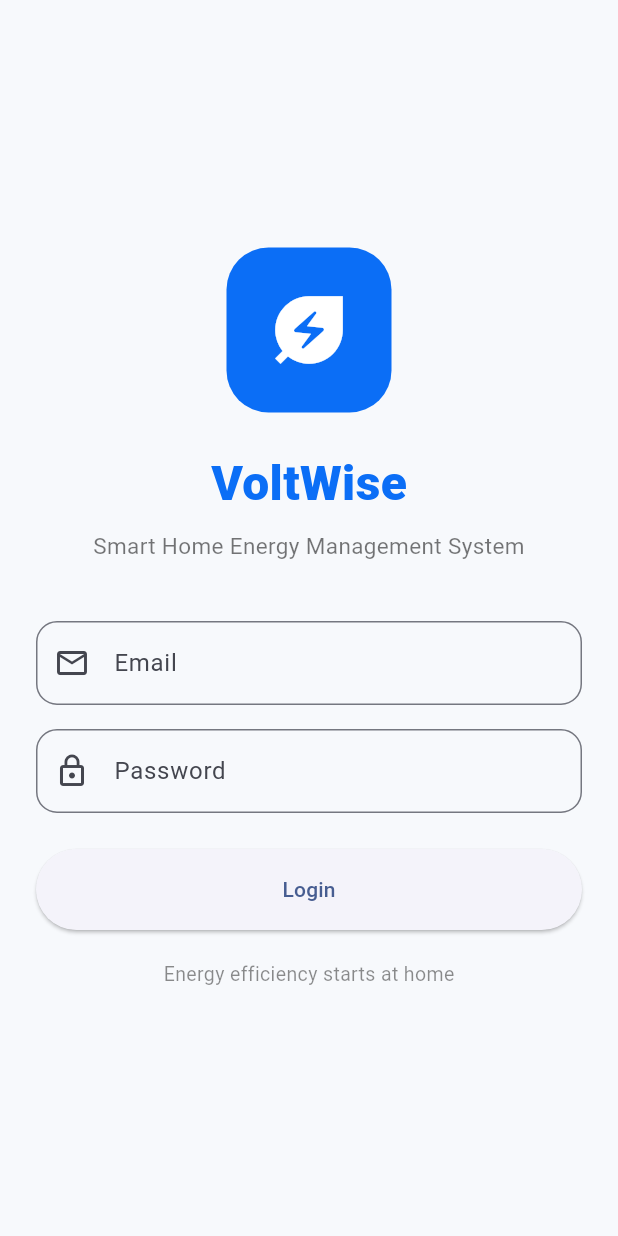
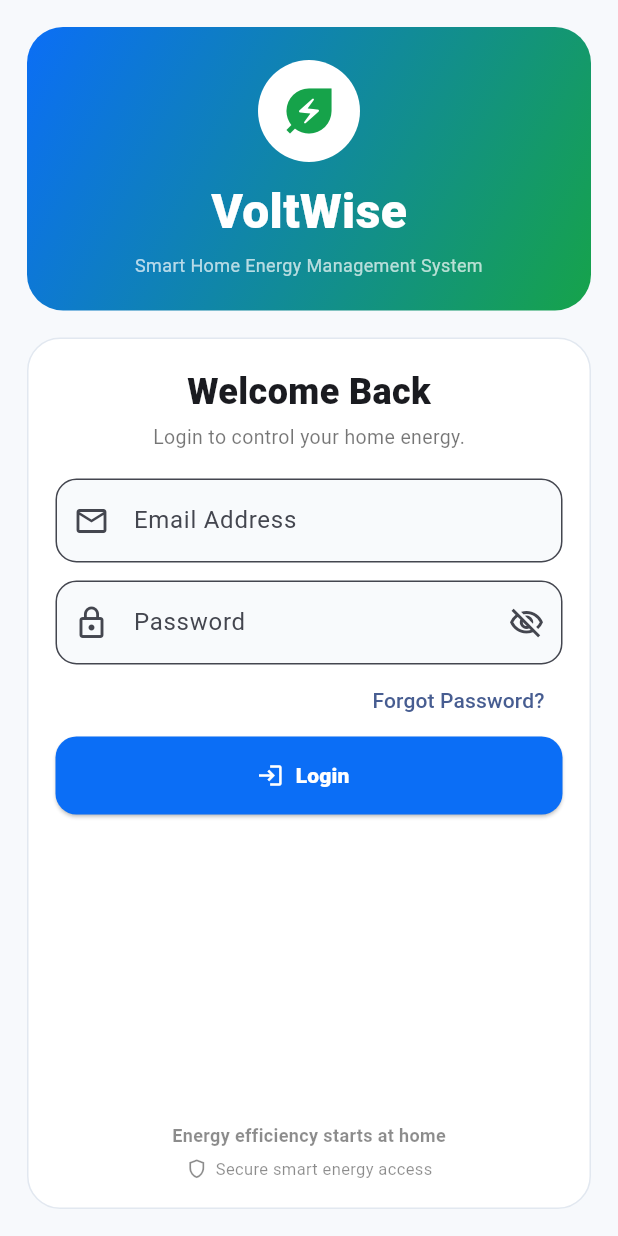
Before and after one commit to MILLIUS1/voltwise, a Flutter app: the screen it shows after launch, on a phone screen of 412 x 824 dp. Run offline on Flutter 3.47's test engine with Material 3 defaults, Android fonts, the phone set to English and light mode, and no system bars; our stand-ins replace flutter_dotenv.

Commit message:
Enhance VoltWise UI with improved login screen, full-width header, and connected drawer

```diff
--- a/lib/screens/login_screen.dart
+++ b/lib/screens/login_screen.dart
@@ -3,84 +3,160 @@ import 'package:flutter/material.dart';
 class LoginScreen extends StatelessWidget {
   const LoginScreen({super.key});
 
+  static const Color primaryBlue = Color(0xff0B6EF6);
+  static const Color green = Color(0xff16A34A);
+  static const Color background = Color(0xffF7F9FC);
+
   @override
   Widget build(BuildContext context) {
     return Scaffold(
-      backgroundColor: const Color(0xffF7F9FC),
+      backgroundColor: background,
       body: SafeArea(
-        child: Center(
-          child: SingleChildScrollView(
-            padding: const EdgeInsets.all(24),
+        child: Padding(
+          padding: const EdgeInsets.all(18),
           child: Column(
-              mainAxisAlignment: MainAxisAlignment.center,
             children: [
               Container(
-                  width: 110,
-                  height: 110,
+                width: double.infinity,
+                padding: const EdgeInsets.symmetric(vertical: 22, horizontal: 18),
                 decoration: BoxDecoration(
-                    color: const Color(0xff0B6EF6),
-                    borderRadius: BorderRadius.circular(28),
+                  gradient: const LinearGradient(
+                    colors: [primaryBlue, green],
+                    begin: Alignment.topLeft,
+                    end: Alignment.bottomRight,
                   ),
-                  child: const Icon(
-                    Icons.energy_savings_leaf,
+                  borderRadius: BorderRadius.circular(24),
+                ),
+                child: const Column(
+                  children: [
+                    CircleAvatar(
+                      radius: 34,
+                      backgroundColor: Colors.white,
+                      child: Icon(Icons.energy_savings_leaf, color: green, size: 40),
+                    ),
+                    SizedBox(height: 10),
+                    Text(
+                      'VoltWise',
+                      style: TextStyle(
                         color: Colors.white,
-                    size: 60,
+                        fontSize: 32,
+                        fontWeight: FontWeight.w900,
                       ),
                     ),
-                const SizedBox(height: 24),
-                const Text(
-                  'VoltWise',
-                  style: TextStyle(
-                    fontSize: 32,
-                    fontWeight: FontWeight.w900,
-                    color: Color(0xff0B6EF6),
+                    SizedBox(height: 4),
+                    Text(
+                      'Smart Home Energy Management System',
+                      textAlign: TextAlign.center,
+                      style: TextStyle(color: Colors.white70, fontSize: 12),
+                    ),
+                  ],
                 ),
               ),
-                const SizedBox(height: 8),
+              const SizedBox(height: 18),
+              Expanded(
+                child: Container(
+                  width: double.infinity,
+                  padding: const EdgeInsets.all(18),
+                  decoration: BoxDecoration(
+                    color: Colors.white,
+                    borderRadius: BorderRadius.circular(22),
+                    border: Border.all(color: Color(0xffE2E8F0)),
+                  ),
+                  child: Column(
+                    children: [
                       const Text(
-                  'Smart Home Energy Management System',
-                  textAlign: TextAlign.center,
-                  style: TextStyle(fontSize: 15, color: Colors.black54),
+                        'Welcome Back',
+                        style: TextStyle(
+                          fontSize: 24,
+                          fontWeight: FontWeight.w900,
                         ),
-                const SizedBox(height: 40),
+                      ),
+                      const SizedBox(height: 4),
+                      const Text(
+                        'Login to control your home energy.',
+                        style: TextStyle(color: Colors.black54, fontSize: 13),
+                      ),
+                      const SizedBox(height: 18),
                       TextField(
+                        keyboardType: TextInputType.emailAddress,
                         decoration: InputDecoration(
-                    labelText: 'Email',
+                          labelText: 'Email Address',
                           prefixIcon: const Icon(Icons.email_outlined),
+                          filled: true,
+                          fillColor: const Color(0xffF8FAFC),
                           border: OutlineInputBorder(
                             borderRadius: BorderRadius.circular(14),
                           ),
                         ),
                       ),
-                const SizedBox(height: 16),
+                      const SizedBox(height: 12),
                       TextField(
                         obscureText: true,
                         decoration: InputDecoration(
                           labelText: 'Password',
                           prefixIcon: const Icon(Icons.lock_outline),
+                          suffixIcon: const Icon(Icons.visibility_off_outlined),
+                          filled: true,
+                          fillColor: const Color(0xffF8FAFC),
                           border: OutlineInputBorder(
                             borderRadius: BorderRadius.circular(14),
                           ),
                         ),
                       ),
-                const SizedBox(height: 24),
+                      Align(
+                        alignment: Alignment.centerRight,
+                        child: TextButton(
+                          onPressed: () {},
+                          child: const Text('Forgot Password?'),
+                        ),
+                      ),
                       SizedBox(
                         width: double.infinity,
-                  height: 54,
-                  child: ElevatedButton(
+                        height: 52,
+                        child: ElevatedButton.icon(
                           onPressed: () {
                             Navigator.pushReplacementNamed(context, '/home');
                           },
-                    child: const Text('Login'),
+                          icon: const Icon(Icons.login),
+                          label: const Text(
+                            'Login',
+                            style: TextStyle(fontWeight: FontWeight.w800),
+                          ),
+                          style: ElevatedButton.styleFrom(
+                            backgroundColor: primaryBlue,
+                            foregroundColor: Colors.white,
+                            shape: RoundedRectangleBorder(
+                              borderRadius: BorderRadius.circular(14),
                             ),
                           ),
-                const SizedBox(height: 20),
+                        ),
+                      ),
+                      const Spacer(),
                       const Text(
                         'Energy efficiency starts at home',
-                  style: TextStyle(color: Colors.black45, fontSize: 13),
+                        style: TextStyle(
+                          color: Colors.black45,
+                          fontSize: 12,
+                          fontWeight: FontWeight.w600,
+                        ),
+                      ),
+                      const SizedBox(height: 6),
+                      const Row(
+                        mainAxisAlignment: MainAxisAlignment.center,
+                        children: [
+                          Icon(Icons.shield_outlined, size: 15, color: Colors.black45),
+                          SizedBox(width: 5),
+                          Text(
+                            'Secure smart energy access',
+                            style: TextStyle(color: Colors.black45, fontSize: 11),
                           ),
                         ],
                       ),
+                    ],
+                  ),
+                ),
+              ),
+            ],
           ),
         ),
       ),
--- a/pubspec.yaml
+++ b/pubspec.yaml
@@ -14,6 +14,7 @@ dependencies:
   cupertino_icons: ^1.0.8
   http: ^1.6.0
   flutter_dotenv: ^5.2.1
+  intl: ^0.20.2
 
 dev_dependencies:
   flutter_test:
```
Also changed, not shown: lib/widgets/app_header.dart (+93 -16 lines), pubspec.lock. Lines whose indentation alone changed are shown as unchanged.
